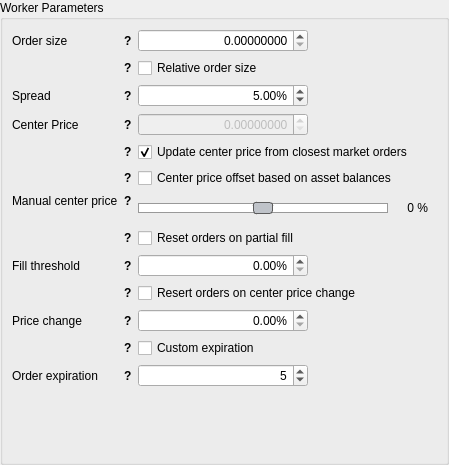
This is dexbot/views/ui/forms/relative_orders_widget.ui in xeroc/stakemachine as Qt 5 draws it before an edit. The edited form follows.
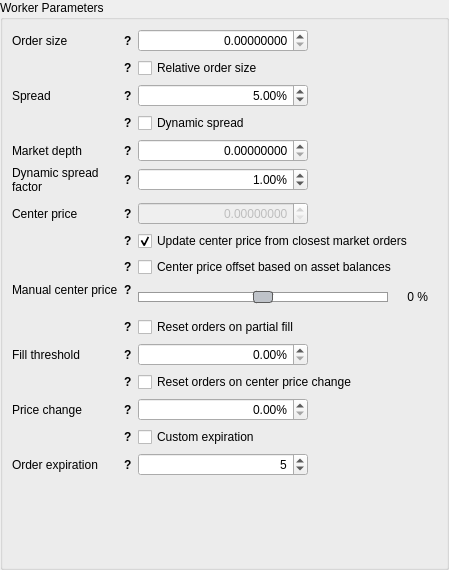
This is the edited form.

Commit message: Add new fields to relative orders widget

Diff of the .ui file:
```diff
--- a/dexbot/views/ui/forms/relative_orders_widget.ui
+++ b/dexbot/views/ui/forms/relative_orders_widget.ui
@@ -7,7 +7,7 @@
     <x>0</x>
     <y>0</y>
     <width>449</width>
-    <height>465</height>
+    <height>570</height>
    </rect>
   </property>
   <property name="windowTitle">
@@ -420,7 +420,317 @@
         </property>
        </widget>
       </item>
-      <item row="3" column="0">
+      <item row="4" column="0">
+       <widget class="QWidget" name="market_depth_wrap" native="true">
+        <property name="sizePolicy">
+         <sizepolicy hsizetype="Fixed" vsizetype="Preferred">
+          <horstretch>0</horstretch>
+          <verstretch>0</verstretch>
+         </sizepolicy>
+        </property>
+        <property name="minimumSize">
+         <size>
+          <width>120</width>
+          <height>0</height>
+         </size>
+        </property>
+        <property name="maximumSize">
+         <size>
+          <width>120</width>
+          <height>16777215</height>
+         </size>
+        </property>
+        <layout class="QHBoxLayout" name="horizontalLayout_20">
+         <property name="spacing">
+          <number>0</number>
+         </property>
+         <property name="leftMargin">
+          <number>0</number>
+         </property>
+         <property name="topMargin">
+          <number>0</number>
+         </property>
+         <property name="rightMargin">
+          <number>0</number>
+         </property>
+         <property name="bottomMargin">
+          <number>0</number>
+         </property>
+         <item>
+          <widget class="QLabel" name="market_depth_amount_label">
+           <property name="sizePolicy">
+            <sizepolicy hsizetype="Minimum" vsizetype="Preferred">
+             <horstretch>0</horstretch>
+             <verstretch>0</verstretch>
+            </sizepolicy>
+           </property>
+           <property name="minimumSize">
+            <size>
+             <width>0</width>
+             <height>0</height>
+            </size>
+           </property>
+           <property name="maximumSize">
+            <size>
+             <width>16777215</width>
+             <height>16777215</height>
+            </size>
+           </property>
+           <property name="text">
+            <string>Market depth</string>
+           </property>
+           <property name="wordWrap">
+            <bool>true</bool>
+           </property>
+           <property name="buddy">
+            <cstring>center_price_input</cstring>
+           </property>
+          </widget>
+         </item>
+         <item>
+          <widget class="QLabel" name="market_depth_amount_tooltip">
+           <property name="sizePolicy">
+            <sizepolicy hsizetype="Fixed" vsizetype="Preferred">
+             <horstretch>0</horstretch>
+             <verstretch>0</verstretch>
+            </sizepolicy>
+           </property>
+           <property name="font">
+            <font>
+             <weight>75</weight>
+             <bold>true</bold>
+            </font>
+           </property>
+           <property name="cursor">
+            <cursorShape>WhatsThisCursor</cursorShape>
+           </property>
+           <property name="toolTip">
+            <string>From which depth will market spread be measured? (QUOTE amount)</string>
+           </property>
+           <property name="text">
+            <string>?</string>
+           </property>
+           <property name="margin">
+            <number>5</number>
+           </property>
+          </widget>
+         </item>
+        </layout>
+       </widget>
+      </item>
+      <item row="4" column="1">
+       <widget class="QWidget" name="market_depth_amount_input_wrap" native="true">
+        <property name="sizePolicy">
+         <sizepolicy hsizetype="Fixed" vsizetype="Preferred">
+          <horstretch>0</horstretch>
+          <verstretch>0</verstretch>
+         </sizepolicy>
+        </property>
+        <property name="minimumSize">
+         <size>
+          <width>120</width>
+          <height>0</height>
+         </size>
+        </property>
+        <layout class="QHBoxLayout" name="horizontalLayout_22">
+         <property name="spacing">
+          <number>9</number>
+         </property>
+         <property name="leftMargin">
+          <number>0</number>
+         </property>
+         <property name="topMargin">
+          <number>0</number>
+         </property>
+         <property name="rightMargin">
+          <number>0</number>
+         </property>
+         <property name="bottomMargin">
+          <number>0</number>
+         </property>
+         <item>
+          <widget class="QDoubleSpinBox" name="market_depth_amount_input">
+           <property name="sizePolicy">
+            <sizepolicy hsizetype="Fixed" vsizetype="Fixed">
+             <horstretch>0</horstretch>
+             <verstretch>0</verstretch>
+            </sizepolicy>
+           </property>
+           <property name="minimumSize">
+            <size>
+             <width>170</width>
+             <height>0</height>
+            </size>
+           </property>
+           <property name="locale">
+            <locale language="English" country="UnitedStates"/>
+           </property>
+           <property name="alignment">
+            <set>Qt::AlignRight|Qt::AlignTrailing|Qt::AlignVCenter</set>
+           </property>
+           <property name="decimals">
+            <number>8</number>
+           </property>
+           <property name="maximum">
+            <double>1000000000.000000000000000</double>
+           </property>
+          </widget>
+         </item>
+         <item>
+          <widget class="QLabel" name="market_depth_amount_input_asset_label">
+           <property name="sizePolicy">
+            <sizepolicy hsizetype="Fixed" vsizetype="Preferred">
+             <horstretch>0</horstretch>
+             <verstretch>0</verstretch>
+            </sizepolicy>
+           </property>
+           <property name="minimumSize">
+            <size>
+             <width>120</width>
+             <height>0</height>
+            </size>
+           </property>
+           <property name="text">
+            <string/>
+           </property>
+          </widget>
+         </item>
+        </layout>
+       </widget>
+      </item>
+      <item row="5" column="0">
+       <widget class="QWidget" name="dynamic_spread_factor_wrap" native="true">
+        <property name="sizePolicy">
+         <sizepolicy hsizetype="Fixed" vsizetype="Preferred">
+          <horstretch>0</horstretch>
+          <verstretch>0</verstretch>
+         </sizepolicy>
+        </property>
+        <property name="minimumSize">
+         <size>
+          <width>120</width>
+          <height>0</height>
+         </size>
+        </property>
+        <property name="maximumSize">
+         <size>
+          <width>120</width>
+          <height>16777215</height>
+         </size>
+        </property>
+        <layout class="QHBoxLayout" name="horizontalLayout_21">
+         <property name="spacing">
+          <number>0</number>
+         </property>
+         <property name="leftMargin">
+          <number>0</number>
+         </property>
+         <property name="topMargin">
+          <number>0</number>
+         </property>
+         <property name="rightMargin">
+          <number>0</number>
+         </property>
+         <property name="bottomMargin">
+          <number>0</number>
+         </property>
+         <item>
+          <widget class="QLabel" name="dynamic_spread_factor_label">
+           <property name="sizePolicy">
+            <sizepolicy hsizetype="Minimum" vsizetype="Preferred">
+             <horstretch>0</horstretch>
+             <verstretch>0</verstretch>
+            </sizepolicy>
+           </property>
+           <property name="minimumSize">
+            <size>
+             <width>0</width>
+             <height>0</height>
+            </size>
+           </property>
+           <property name="maximumSize">
+            <size>
+             <width>16777215</width>
+             <height>16777215</height>
+            </size>
+           </property>
+           <property name="text">
+            <string>Dynamic spread factor</string>
+           </property>
+           <property name="wordWrap">
+            <bool>true</bool>
+           </property>
+           <property name="buddy">
+            <cstring>center_price_input</cstring>
+           </property>
+          </widget>
+         </item>
+         <item>
+          <widget class="QLabel" name="dynamic_spread_factor_tooltip">
+           <property name="sizePolicy">
+            <sizepolicy hsizetype="Fixed" vsizetype="Preferred">
+             <horstretch>0</horstretch>
+             <verstretch>0</verstretch>
+            </sizepolicy>
+           </property>
+           <property name="font">
+            <font>
+             <weight>75</weight>
+             <bold>true</bold>
+            </font>
+           </property>
+           <property name="cursor">
+            <cursorShape>WhatsThisCursor</cursorShape>
+           </property>
+           <property name="toolTip">
+            <string>How many percent will own spread be compared to market spread?</string>
+           </property>
+           <property name="text">
+            <string>?</string>
+           </property>
+           <property name="margin">
+            <number>5</number>
+           </property>
+          </widget>
+         </item>
+        </layout>
+       </widget>
+      </item>
+      <item row="5" column="1">
+       <widget class="QDoubleSpinBox" name="dynamic_spread_factor_input">
+        <property name="sizePolicy">
+         <sizepolicy hsizetype="Fixed" vsizetype="Fixed">
+          <horstretch>0</horstretch>
+          <verstretch>0</verstretch>
+         </sizepolicy>
+        </property>
+        <property name="minimumSize">
+         <size>
+          <width>170</width>
+          <height>0</height>
+         </size>
+        </property>
+        <property name="locale">
+         <locale language="English" country="UnitedStates"/>
+        </property>
+        <property name="alignment">
+         <set>Qt::AlignRight|Qt::AlignTrailing|Qt::AlignVCenter</set>
+        </property>
+        <property name="suffix">
+         <string>%</string>
+        </property>
+        <property name="minimum">
+         <double>0.010000000000000</double>
+        </property>
+        <property name="maximum">
+         <double>1000.000000000000000</double>
+        </property>
+        <property name="value">
+         <double>1.000000000000000</double>
+        </property>
+       </widget>
+      </item>
+      <item row="7" column="0">
        <widget class="QWidget" name="center_price_wrap" native="true">
         <property name="sizePolicy">
          <sizepolicy hsizetype="Fixed" vsizetype="Preferred">
@@ -477,7 +787,7 @@
             </size>
            </property>
            <property name="text">
-            <string>Center Price</string>
+            <string>Center price</string>
            </property>
            <property name="buddy">
             <cstring>center_price_input</cstring>
@@ -515,7 +825,7 @@
         </layout>
        </widget>
       </item>
-      <item row="3" column="1">
+      <item row="7" column="1">
        <widget class="QWidget" name="center_price_input_wrap" native="true">
         <property name="sizePolicy">
          <sizepolicy hsizetype="Fixed" vsizetype="Preferred">
@@ -613,7 +923,7 @@
         </layout>
        </widget>
       </item>
-      <item row="4" column="0">
+      <item row="8" column="0">
        <widget class="QWidget" name="center_price_dynamic_wrap" native="true">
         <property name="sizePolicy">
          <sizepolicy hsizetype="Fixed" vsizetype="Preferred">
@@ -693,7 +1003,7 @@
         </layout>
        </widget>
       </item>
-      <item row="4" column="1">
+      <item row="8" column="1">
        <widget class="QCheckBox" name="center_price_dynamic_input">
         <property name="sizePolicy">
          <sizepolicy hsizetype="Preferred" vsizetype="Preferred">
@@ -712,7 +1022,7 @@
         </property>
        </widget>
       </item>
-      <item row="5" column="0">
+      <item row="9" column="0">
        <widget class="QWidget" name="balance_offset_wrap" native="true">
         <property name="sizePolicy">
          <sizepolicy hsizetype="Fixed" vsizetype="Preferred">
@@ -792,14 +1102,14 @@
         </layout>
        </widget>
       </item>
-      <item row="5" column="1">
+      <item row="9" column="1">
        <widget class="QCheckBox" name="center_price_offset_input">
         <property name="text">
          <string>Center price offset based on asset balances</string>
         </property>
        </widget>
       </item>
-      <item row="6" column="0">
+      <item row="10" column="0">
        <widget class="QWidget" name="manual_offset_wrap" native="true">
         <property name="sizePolicy">
          <sizepolicy hsizetype="Fixed" vsizetype="Fixed">
@@ -894,7 +1204,7 @@
         </layout>
        </widget>
       </item>
-      <item row="6" column="1">
+      <item row="10" column="1">
        <widget class="QWidget" name="manual_offset_input_wrap" native="true">
         <property name="sizePolicy">
          <sizepolicy hsizetype="Fixed" vsizetype="Preferred">
@@ -1017,7 +1327,7 @@
         </layout>
        </widget>
       </item>
-      <item row="7" column="0">
+      <item row="11" column="0">
        <widget class="QWidget" name="reset_on_partial_fill_wrap" native="true">
         <property name="sizePolicy">
          <sizepolicy hsizetype="Fixed" vsizetype="Preferred">
@@ -1097,14 +1407,14 @@
         </layout>
        </widget>
       </item>
-      <item row="7" column="1">
+      <item row="11" column="1">
        <widget class="QCheckBox" name="reset_on_partial_fill_input">
         <property name="text">
          <string>Reset orders on partial fill</string>
         </property>
        </widget>
       </item>
-      <item row="8" column="0">
+      <item row="12" column="0">
        <widget class="QWidget" name="partial_fill_threshold_wrap" native="true">
         <property name="sizePolicy">
          <sizepolicy hsizetype="Fixed" vsizetype="Preferred">
@@ -1199,7 +1509,7 @@
         </layout>
        </widget>
       </item>
-      <item row="8" column="1">
+      <item row="12" column="1">
        <widget class="QDoubleSpinBox" name="partial_fill_threshold_input">
         <property name="sizePolicy">
          <sizepolicy hsizetype="Fixed" vsizetype="Fixed">
@@ -1230,7 +1540,7 @@
         </property>
        </widget>
       </item>
-      <item row="9" column="0">
+      <item row="13" column="0">
        <widget class="QWidget" name="reset_on_price_change_wrap" native="true">
         <property name="sizePolicy">
          <sizepolicy hsizetype="Fixed" vsizetype="Preferred">
@@ -1310,14 +1620,14 @@
         </layout>
        </widget>
       </item>
-      <item row="9" column="1">
+      <item row="13" column="1">
        <widget class="QCheckBox" name="reset_on_price_change_input">
         <property name="text">
-         <string>Resert orders on center price change</string>
+         <string>Reset orders on center price change</string>
         </property>
        </widget>
       </item>
-      <item row="10" column="0">
+      <item row="14" column="0">
        <widget class="QWidget" name="price_change_wrap" native="true">
         <property name="sizePolicy">
          <sizepolicy hsizetype="Fixed" vsizetype="Preferred">
@@ -1412,7 +1722,7 @@
         </layout>
        </widget>
       </item>
-      <item row="10" column="1">
+      <item row="14" column="1">
        <widget class="QDoubleSpinBox" name="price_change_threshold_input">
         <property name="sizePolicy">
          <sizepolicy hsizetype="Fixed" vsizetype="Fixed">
@@ -1443,7 +1753,7 @@
         </property>
        </widget>
       </item>
-      <item row="11" column="0">
+      <item row="15" column="0">
        <widget class="QWidget" name="balance_offset_wrap_4" native="true">
         <property name="sizePolicy">
          <sizepolicy hsizetype="Fixed" vsizetype="Preferred">
@@ -1523,14 +1833,14 @@
         </layout>
        </widget>
       </item>
-      <item row="11" column="1">
+      <item row="15" column="1">
        <widget class="QCheckBox" name="custom_expiration_input">
         <property name="text">
          <string>Custom expiration</string>
         </property>
        </widget>
       </item>
-      <item row="12" column="0">
+      <item row="16" column="0">
        <widget class="QWidget" name="order_expiration_wrap" native="true">
         <property name="sizePolicy">
          <sizepolicy hsizetype="Fixed" vsizetype="Preferred">
@@ -1625,7 +1935,7 @@
         </layout>
        </widget>
       </item>
-      <item row="12" column="1">
+      <item row="16" column="1">
        <widget class="QDoubleSpinBox" name="expiration_time_input">
         <property name="sizePolicy">
          <sizepolicy hsizetype="Fixed" vsizetype="Fixed">
@@ -1659,6 +1969,93 @@
         </property>
        </widget>
       </item>
+      <item row="3" column="1">
+       <widget class="QCheckBox" name="dynamic_spread_input">
+        <property name="text">
+         <string>Dynamic spread</string>
+        </property>
+       </widget>
+      </item>
+      <item row="3" column="0">
+       <widget class="QWidget" name="dynamic_spread_wrap" native="true">
+        <property name="sizePolicy">
+         <sizepolicy hsizetype="Fixed" vsizetype="Preferred">
+          <horstretch>0</horstretch>
+          <verstretch>0</verstretch>
+         </sizepolicy>
+        </property>
+        <property name="minimumSize">
+         <size>
+          <width>120</width>
+          <height>0</height>
+         </size>
+        </property>
+        <property name="maximumSize">
+         <size>
+          <width>120</width>
+          <height>16777215</height>
+         </size>
+        </property>
+        <layout class="QHBoxLayout" name="horizontalLayout_19">
+         <property name="spacing">
+          <number>0</number>
+         </property>
+         <property name="leftMargin">
+          <number>0</number>
+         </property>
+         <property name="topMargin">
+          <number>0</number>
+         </property>
+         <property name="rightMargin">
+          <number>0</number>
+         </property>
+         <property name="bottomMargin">
+          <number>0</number>
+         </property>
+         <item>
+          <spacer name="horizontalSpacer_8">
+           <property name="orientation">
+            <enum>Qt::Horizontal</enum>
+           </property>
+           <property name="sizeHint" stdset="0">
+            <size>
+             <width>101</width>
+             <height>20</height>
+            </size>
+           </property>
+          </spacer>
+         </item>
+         <item>
+          <widget class="QLabel" name="dynamic_spread_tooltip">
+           <property name="sizePolicy">
+            <sizepolicy hsizetype="Fixed" vsizetype="Preferred">
+             <horstretch>0</horstretch>
+             <verstretch>0</verstretch>
+            </sizepolicy>
+           </property>
+           <property name="font">
+            <font>
+             <weight>75</weight>
+             <bold>true</bold>
+            </font>
+           </property>
+           <property name="cursor">
+            <cursorShape>WhatsThisCursor</cursorShape>
+           </property>
+           <property name="toolTip">
+            <string>Enable dynamic spread which overrides the spread field</string>
+           </property>
+           <property name="text">
+            <string>?</string>
+           </property>
+           <property name="margin">
+            <number>5</number>
+           </property>
+          </widget>
+         </item>
+        </layout>
+       </widget>
+      </item>
      </layout>
     </widget>
    </item>
```
